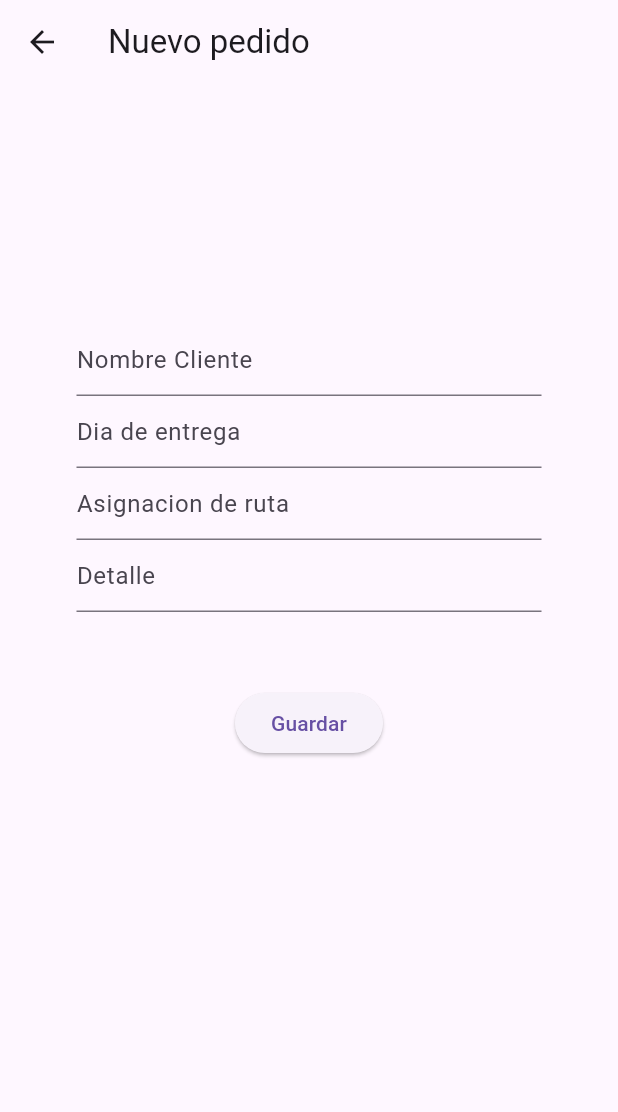
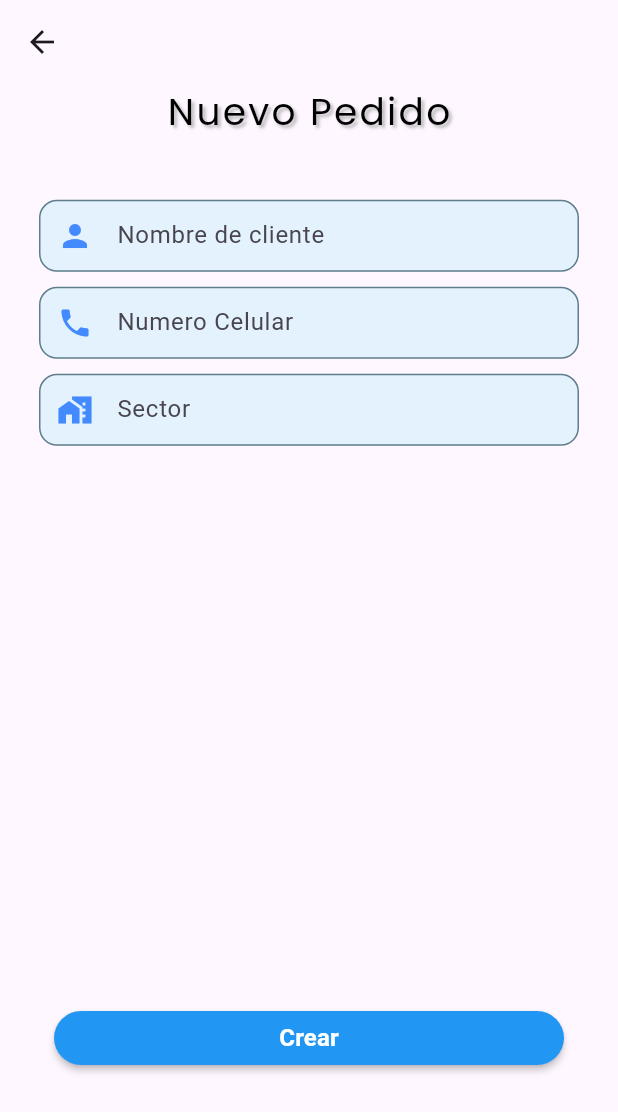
Before and after one commit to GeloAndres/The_Life_Water, a Flutter app: the AddNewBuyToClientScreen screen opened by its route, on a phone screen of 412 x 824 dp. Shown: the top 1112 px of the screen. Run offline on Flutter 3.47's test engine with Material 3 defaults, Android fonts, the phone set to English and light mode, and no system bars; drawn by our look-alikes of flutter_form_builder; our stand-ins replace dio, flutter_riverpod, form_builder_validators, go_router, google_fonts.

Commit message:
implementar crear nueva oden de compra en domain y edaptadores

```diff
--- a/frontend/the_life_water/lib/domain/databases/datasource_model.dart
+++ b/frontend/the_life_water/lib/domain/databases/datasource_model.dart
@@ -8,6 +8,7 @@ abstract class DatasourceModel {
   Future<void> postUser();
   Future<Client> getUserByID();
   Future<void> createNewClient(Client newClient);
+  Future<void> deleteUser(Client client);
 
   //Productos
   Future<List<Product>> getProduct();
--- a/frontend/the_life_water/lib/domain/repositories/repositorie.dart
+++ b/frontend/the_life_water/lib/domain/repositories/repositorie.dart
@@ -8,6 +8,7 @@ abstract class Repositorie {
   Future<dynamic> postUser();
   Future<dynamic> getUserByID();
   Future<void> createNewClient(Client newClient);
+  Future<void> deleteUser(Client client);
 
   //Productos
   Future<List<Product>> getProduct();
--- a/frontend/the_life_water/lib/infrastructure/datasource/luisDatasource.dart
+++ b/frontend/the_life_water/lib/infrastructure/datasource/luisDatasource.dart
@@ -17,14 +17,11 @@ class Luisdatasource extends DatasourceModel {
       final response = await dio.get('/usuario');
 
       if (response.statusCode == 200) {
-        final List<dynamic> jsonList =
-            response.data; //transformamos a Lista de Map
+        final List<dynamic> jsonList = response.data;
 
-        //lo pasamos por el modelo para trabajar la informacion de la peticion
         final Iterable<Clientdbresponse> listClientResponse =
             jsonList.map((json) => Clientdbresponse.fromJson(json));
 
-        //transfomamos el iterable del modelo y lo mappeamos para hacer mach con la entidad Client
         final List<Client> listClientFinal = listClientResponse
             .where((x) => x.id != 0)
             .map((client) => ClientMapper().toEntiti(client))
@@ -36,6 +33,24 @@ class Luisdatasource extends DatasourceModel {
       }
     } catch (e) {
       throw Exception('Error al obtener los clientes: $e');
+    }
+  }
+
+  @override
+  Future<int?> deleteUser(Client client) async {
+    final Map<String, dynamic> cliente = {
+      'id': client.id,
+      'nombre': client.nombre,
+      'apellido': client.apellido,
+      'numTelefono': client.numTelefono,
+      'borrador': client.borrado
+    };
+
+    try {
+      final response = await dio.post('/usuario/delete', data: {cliente});
+      return response.statusCode;
+    } catch (e) {
+      throw 'Error $e';
     }
   }
 
--- a/frontend/the_life_water/lib/infrastructure/repositories/client_repositorie_impl.dart
+++ b/frontend/the_life_water/lib/infrastructure/repositories/client_repositorie_impl.dart
@@ -1,5 +1,6 @@
 import 'package:the_life_water/domain/databases/datasource_model.dart';
 import 'package:the_life_water/domain/entities/client.dart';
+import 'package:the_life_water/domain/entities/order.dart';
 import 'package:the_life_water/domain/entities/product.dart';
 import 'package:the_life_water/domain/repositories/repositorie.dart';
 
@@ -11,6 +12,11 @@ class ClientRepositorieImpl extends Repositorie {
   @override
   Future<void> createNewClient(Client newClient) {
     return datasource.createNewClient(newClient);
+  }
+
+  @override
+  Future<void> deleteUser(Client client) {
+    return datasource.deleteUser(client);
   }
 
   @override
@@ -40,4 +46,16 @@ class ClientRepositorieImpl extends Repositorie {
   Future<List<Product>> getProduct() {
     return datasource.getProduct();
   }
+
+  @override
+  Future<void> createNewOrder(Order newOrder) {
+    // TODO: implement createNewOrder
+    throw UnimplementedError();
+  }
+
+  @override
+  Future<List<Order>> getOrder() {
+    // TODO: implement getOrder
+    throw UnimplementedError();
+  }
 }
--- a/frontend/the_life_water/lib/presentation/screen/admin_screen/add_new_buy_router/add_new_buy_to_client_screen.dart
+++ b/frontend/the_life_water/lib/presentation/screen/admin_screen/add_new_buy_router/add_new_buy_to_client_screen.dart
@@ -1,4 +1,11 @@
 import 'package:flutter/material.dart';
+import 'package:flutter_form_builder/flutter_form_builder.dart';
+import 'package:form_builder_validators/form_builder_validators.dart';
+import 'package:google_fonts/google_fonts.dart';
+import 'package:the_life_water/domain/entities/client.dart';
+import 'package:the_life_water/infrastructure/datasource/luisDatasource.dart';
+import 'package:the_life_water/infrastructure/repositories/client_repositorie_impl.dart';
+import 'package:go_router/go_router.dart';
 
 class AddNewBuyToClientScreen extends StatelessWidget {
   const AddNewBuyToClientScreen({super.key});
@@ -6,94 +13,207 @@ class AddNewBuyToClientScreen extends StatelessWidget {
   @override
   Widget build(BuildContext context) {
     return Scaffold(
-      appBar: AppBar(
-        title: const Text('Nuevo pedido'),
+        appBar: AppBar(),
+        body: SafeArea(
+          child: SingleChildScrollView(
+            child: Center(
+              child: SizedBox(
+                width: 360,
+                child: Column(
+                  mainAxisAlignment: MainAxisAlignment.start,
+                  children: [
+                    Text(
+                      'Nuevo Pedido',
+                      style: GoogleFonts.poppins(
+                        fontSize: 25,
+                        fontWeight: FontWeight.normal,
+                        color: Colors.black,
+                        letterSpacing: 1.5,
+                        shadows: [
+                          const Shadow(
+                            color: Colors.black26,
+                            blurRadius: 2,
+                            offset: Offset(2, 2),
                           ),
-      body: _BodyCustomerNewOrder(),
-    );
+                        ],
+                      ),
+                    ),
+                    SizedBox(
+                      height: MediaQuery.of(context).size.height * 0.05,
+                    ),
+                    _FormNewOrder(),
+                  ],
+                ),
+              ),
+            ),
+          ),
+        ));
   }
 }
 
-class _BodyCustomerNewOrder extends StatelessWidget {
+class _FormNewOrder extends StatefulWidget {
+  @override
+  State<_FormNewOrder> createState() => _FormNewOrderState();
+}
+
+class _FormNewOrderState extends State<_FormNewOrder> {
+  final GlobalKey<FormBuilderState> _formKey = GlobalKey<FormBuilderState>();
+  ClientRepositorieImpl luisDatasource =
+      ClientRepositorieImpl(datasource: Luisdatasource());
+
+  @override
+  void initState() {
+    super.initState();
+    _saveNewClient();
+  }
+
+  void _saveNewClient() {
+    setState(() {});
+  }
+
   @override
   Widget build(BuildContext context) {
-    return Container(
-      width: double.infinity,
+    return FormBuilder(
+        key: _formKey,
         child: Column(
-        mainAxisAlignment: MainAxisAlignment.start,
           children: [
+            FormBuilderTextField(
+              autovalidateMode: AutovalidateMode.onUserInteraction,
+              name: 'nombre',
+              decoration: decorationFormOrder(
+                  'Nombre de cliente', Icons.person, 'Nombre Apellido'),
+              onChanged: (value) {},
+              validator: FormBuilderValidators.compose([
+                FormBuilderValidators.required(
+                    errorText: 'Nombre es requerido'),
+                FormBuilderValidators.minLength(3,
+                    errorText: 'Debe tener mas de tres caracteres')
+              ]),
+            ),
+            const SizedBox(
+              height: 10,
+            ),
+            FormBuilderTextField(
+              name: 'numero',
+              decoration: decorationFormOrder(
+                  'Numero Celular', Icons.phone, '912345678'),
+              validator: FormBuilderValidators.compose([
+                FormBuilderValidators.required(
+                    errorText: 'Número es requerido'),
+                FormBuilderValidators.numeric(
+                    errorText: 'Debe ser un número válido'),
+                FormBuilderValidators.minLength(9,
+                    errorText: 'Debe tener al menos 9 dígitos'),
+              ]),
+              valueTransformer: (value) {
+                if (value == null || value.isEmpty) return null;
+                return int.tryParse(value);
+              },
+            ),
+            const SizedBox(
+              height: 10,
+            ),
+            FormBuilderTextField(
+              name: 'sector',
+              decoration:
+                  decorationFormOrder('Sector', Icons.maps_home_work, 'Maipu'),
+              validator: FormBuilderValidators.compose([
+                FormBuilderValidators.required(
+                    errorText: 'Nombre es requerido'),
+                FormBuilderValidators.minLength(3,
+                    errorText: 'Debe tener mas de tres caracteres')
+              ]),
+            ),
             SizedBox(
-            height: 30,
+              height: MediaQuery.of(context).size.height * 0.45,
             ),
-          _FormNewClient()
+            BotonCustomForm(
+              formKey: _formKey,
+              luisDatasource: luisDatasource,
+            )
           ],
+        ));
+  }
+}
+
+InputDecoration decorationFormOrder(
+    String label, IconData iconData, String hintText) {
+  return InputDecoration(
+    labelText: label,
+    hintText: hintText,
+    prefixIcon: Icon(iconData, color: Colors.blueAccent),
+    border: OutlineInputBorder(
+      borderRadius: BorderRadius.circular(12.0),
+      borderSide: const BorderSide(color: Colors.blueAccent, width: 1.5),
+    ),
+    focusedBorder: OutlineInputBorder(
+      borderRadius: BorderRadius.circular(12.0),
+      borderSide: const BorderSide(color: Colors.lightBlue, width: 2.0),
+    ),
+    enabledBorder: OutlineInputBorder(
+      borderRadius: BorderRadius.circular(12.0),
+      borderSide: const BorderSide(color: Colors.blueGrey, width: 1.0),
+    ),
+    errorBorder: OutlineInputBorder(
+      borderRadius: BorderRadius.circular(12.0),
+      borderSide: const BorderSide(color: Colors.redAccent, width: 1.5),
+    ),
+    focusedErrorBorder: OutlineInputBorder(
+      borderRadius: BorderRadius.circular(12.0),
+      borderSide: const BorderSide(color: Colors.redAccent, width: 2.0),
+    ),
+    filled: true,
+    fillColor: Colors.blue.shade50,
+    contentPadding:
+        const EdgeInsets.symmetric(horizontal: 16.0, vertical: 12.0),
+  );
+}
+
+class BotonCustomForm extends StatelessWidget {
+  final GlobalKey<FormBuilderState> formKey;
+  final ClientRepositorieImpl luisDatasource;
+
+  const BotonCustomForm(
+      {super.key, required this.formKey, required this.luisDatasource});
+
+  @override
+  Widget build(BuildContext context) {
+    return MaterialButton(
+      minWidth: 340,
+      color: Colors.blue,
+      onPressed: () async {
+        formKey.currentState!.save();
+        if (formKey.currentState!.validate() == true) {
+          final formData = formKey.currentState!.value;
+
+          final Client newClient = Client(
+              nombre: formData['nombre'],
+              apellido: formData['sector'],
+              numTelefono: formData['numero'],
+              borrado: false,
+              id: 0);
+
+          final result = luisDatasource.createNewClient(newClient);
+
+          print('proceso creacion de cliente terminado, resultado: $result');
+
+          ScaffoldMessenger.of(context).showSnackBar(const SnackBar(
+              duration: Duration(seconds: 3),
+              content: Text('Creado Correctamente')));
+          GoRouter.of(context).pop();
+        }
+      },
+      shape: RoundedRectangleBorder(
+        borderRadius: BorderRadius.circular(20),
+      ),
+      child: const Text(
+        'Crear',
+        style: TextStyle(
+          color: Colors.white,
+          fontSize: 16,
+          fontWeight: FontWeight.bold,
+        ),
       ),
     );
   }
 }
-
-class _FormNewClient extends StatefulWidget {
-  @override
-  State<_FormNewClient> createState() => _FormNewClientState();
-}
-
-class _FormNewClientState extends State<_FormNewClient> {
-  final GlobalKey<FormState> _formKey = GlobalKey<FormState>();
-  @override
-  Widget build(BuildContext context) {
-    return Container(
-        padding: const EdgeInsets.all(20),
-        decoration: BoxDecoration(borderRadius: BorderRadius.circular(10)),
-        width: 350,
-        height: 550,
-        child: Form(
-            key: _formKey,
-            child: Column(
-              mainAxisAlignment: MainAxisAlignment.center,
-              children: [
-                const _TextFormToNewClient(
-                  tipoDato: 'Nombre Cliente',
-                ),
-                const _TextFormToNewClient(
-                  tipoDato: 'Dia de entrega',
-                ),
-                const _TextFormToNewClient(
-                  tipoDato: 'Asignacion de ruta',
-                ),
-                const _TextFormToNewClient(
-                  tipoDato: 'Detalle',
-                ),
-                const SizedBox(
-                  height: 50,
-                ),
-                ElevatedButton(
-                  onPressed: () {
-                    if (_formKey.currentState!.validate()) {}
-                  },
-                  child: const Text('Guardar'),
-                ),
-              ],
-            )));
-  }
-}
-
-class _TextFormToNewClient extends StatelessWidget {
-  const _TextFormToNewClient({required this.tipoDato});
-
-  final String tipoDato;
-
-  @override
-  Widget build(BuildContext context) {
-    return TextFormField(
-      decoration: InputDecoration(
-        hintText: tipoDato,
-      ),
-      validator: (String? value) {
-        if (value == null || value.isEmpty) {
-          return 'Campo obligatorio';
-        }
-        return null;
-      },
-    );
-  }
-}
--- a/frontend/the_life_water/lib/presentation/screen/admin_screen/product/product_screen.dart
+++ b/frontend/the_life_water/lib/presentation/screen/admin_screen/product/product_screen.dart
@@ -3,7 +3,7 @@ import 'package:flutter_riverpod/flutter_riverpod.dart';
 import 'package:go_router/go_router.dart';
 import 'package:the_life_water/domain/entities/product.dart';
 import 'package:the_life_water/presentation/Provider/cliente_provider.dart';
-import 'package:the_life_water/presentation/screen/admin_screen/product/create_new_product/product_client_detail.dart';
+import 'package:the_life_water/presentation/screen/admin_screen/product/create_new_product/product_detail.dart';
 
 class ProductScreen extends ConsumerStatefulWidget {
   const ProductScreen({super.key});
```
Lines whose indentation alone changed are shown as unchanged.
